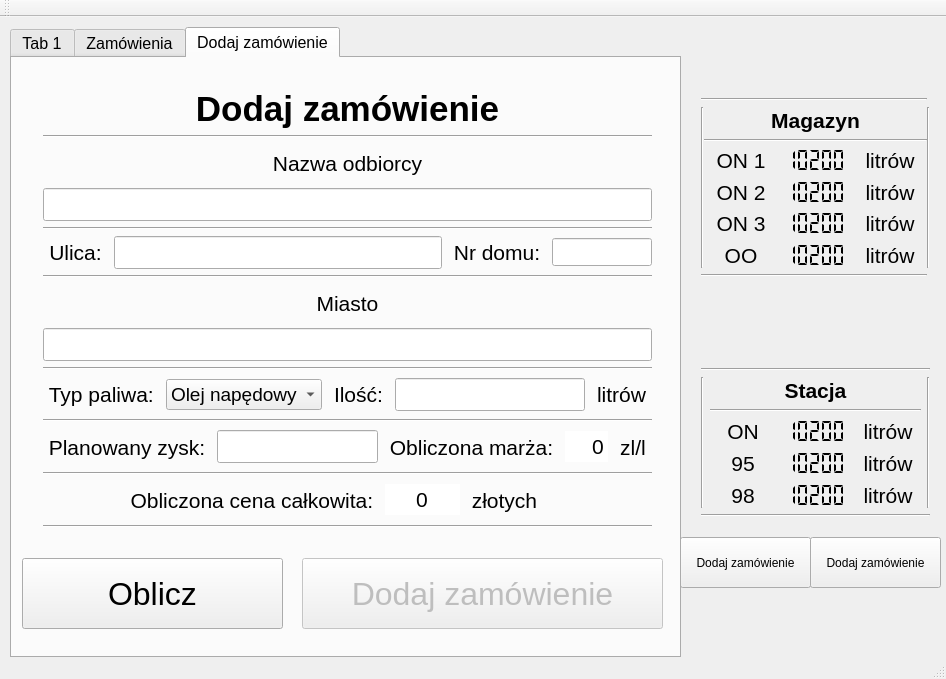
gumikola/stacja-paliwowa, file mainwindow.ui: the form before one commit.
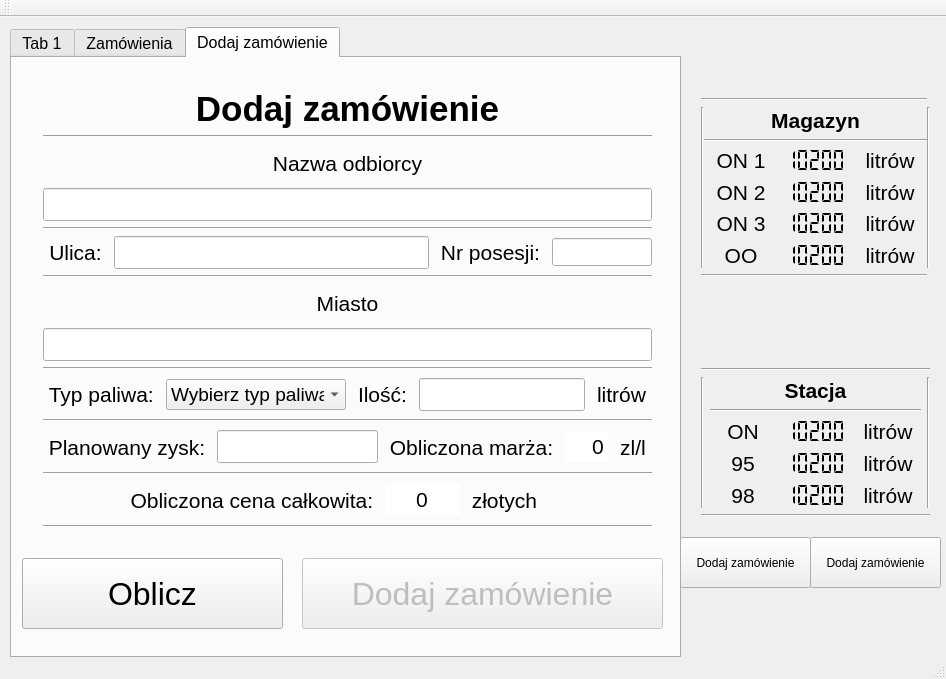
The form after the commit.

Commit message: added common class for common structs, enums etc, added handling of add order tab

The edit to the form file:
```diff
--- a/mainwindow.ui
+++ b/mainwindow.ui
@@ -901,7 +901,7 @@
             </font>
            </property>
            <property name="text">
-            <string> Nr domu: </string>
+            <string> Nr posesji: </string>
            </property>
            <property name="alignment">
             <set>Qt::AlignCenter</set>
@@ -1002,7 +1002,7 @@
           <widget class="QComboBox" name="addOrderTabFuelTypeBox">
            <property name="minimumSize">
             <size>
-             <width>150</width>
+             <width>180</width>
              <height>0</height>
             </size>
            </property>
@@ -1011,6 +1011,11 @@
              <pointsize>14</pointsize>
             </font>
            </property>
+           <item>
+            <property name="text">
+             <string>Wybierz typ paliwa</string>
+            </property>
+           </item>
            <item>
             <property name="text">
              <string>Olej napędowy</string>
```
The commit also changes 5 other files.
